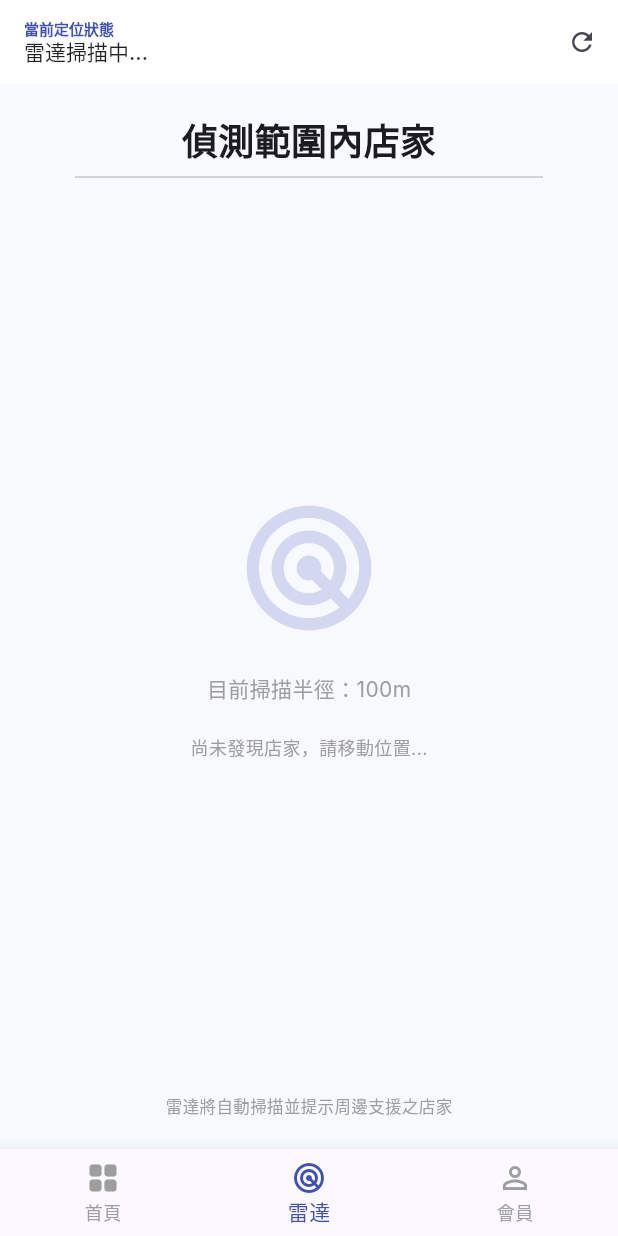
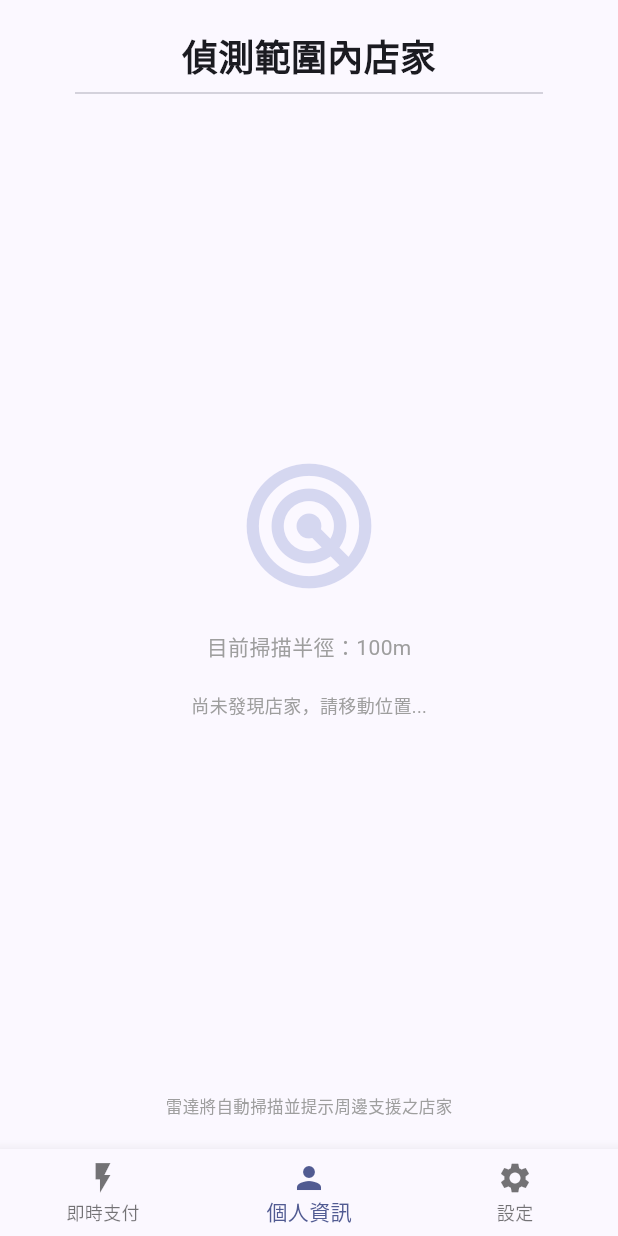
Before and after one commit to qwnn96386-lab/dekiru, a Flutter app: the screen it shows after launch, item 2 of the bottom bar chosen, on a phone screen of 412 x 824 dp. Run offline on Flutter 3.47's test engine with Material 3 defaults, Android fonts, the phone set to English and light mode, and no system bars; our stand-ins replace flutter_local_notifications, permission_handler, sqflite; missing offline and left inert: geofence_service; accounts and stored records are empty; Roboto replaces fonts that are missing (Inter).

Commit message:
Update main.dart

```diff
--- a/lib/main.dart
+++ b/lib/main.dart
@@ -4,110 +4,48 @@ import 'geofence_manager.dart';
 import 'screens/home_screen.dart';
 import 'screens/radar_screen.dart';
 import 'screens/settings_screen.dart';
-
 void main() async {
 WidgetsFlutterBinding.ensureInitialized();
+await [Permission.location, Permission.locationAlways, Permission.sensors].request();
+await GeofenceManager().init();
 runApp(const MyApp());
 }
-
 class MyApp extends StatelessWidget {
 const MyApp({super.key});
 @override
 Widget build(BuildContext context) {
 return MaterialApp(
-      title: '店家雷達',
-      theme: ThemeData(
-        fontFamily: 'Inter',
-        useMaterial3: true,
-        colorScheme: ColorScheme.fromSeed(seedColor: Colors.indigo),
-      ),
+debugShowCheckedModeBanner: false,
+theme: ThemeData(useMaterial3: true, colorSchemeSeed: Colors.indigo),
 home: const MainFrame(),
-      debugShowCheckedModeBanner: false,
 );
 }
 }
-
 class MainFrame extends StatefulWidget {
 const MainFrame({super.key});
 @override
 State<MainFrame> createState() => _MainFrameState();
 }
-
 class _MainFrameState extends State<MainFrame> {
-  final GeofenceManager _geo = GeofenceManager();
-  int _currentIndex = 0;
-
+final _geo = GeofenceManager();
+int _idx = 0;
 @override
 void initState() {
 super.initState();
-    _geo.onStatusUpdate = () {
-      if (mounted) setState(() {});
-    };
-    _initApp();
+_geo.onStatusUpdate = () => setState(() {});
 }
-
-  Future<void> _initApp() async {
-    try {
-      Map<Permission, PermissionStatus> statuses = await [
-        Permission.location,
-        Permission.notification,
-        Permission.activityRecognition,
-      ].request();
-
-      if (statuses[Permission.location]?.isGranted ?? false) {
-        await _geo.init();
-        await _geo.refreshFences();
-        if (mounted) {
-          setState(() { _geo.currentStatus = "雷達掃描中..."; });
-        }
-      } else {
-        if (mounted) {
-          setState(() { _geo.currentStatus = "請前往手機設定開啟定位權限"; });
-        }
-      }
-    } catch (e) {
-      if (mounted) {
-        setState(() { _geo.currentStatus = "啟動異常"; });
-      }
-    }
-  }
-
 @override
 Widget build(BuildContext context) {
-    // 修正：確保 RadarScreen 接收 geo 參數
-    final List<Widget> screens = [
-      HomeScreen(geo: _geo),
-      RadarScreen(geo: _geo),
-      const SettingsScreen(),
-    ];
-
+final pages = [HomeScreen(geo: _geo), RadarScreen(geo: _geo), const SettingsScreen()];
 return Scaffold(
-      backgroundColor: const Color(0xFFF8F9FD),
-      appBar: AppBar(
-        backgroundColor: Colors.white,
-        elevation: 0,
-        title: Column(
-          crossAxisAlignment: CrossAxisAlignment.start,
-          children: [
-            const Text("當前定位狀態", style: TextStyle(fontSize: 10, color: Colors.indigo, fontWeight: FontWeight.bold)),
-            Text(_geo.currentStatus, style: const TextStyle(fontSize: 14, color: Colors.black87, fontWeight: FontWeight.w500)),
-          ],
-        ),
-        actions: [
-          IconButton(icon: const Icon(Icons.refresh, size: 20), onPressed: () => _geo.refreshFences())
-        ],
-      ),
-      body: screens[_currentIndex],
+body: pages[_idx],
 bottomNavigationBar: BottomNavigationBar(
-        currentIndex: _currentIndex,
-        onTap: (index) => setState(() => _currentIndex = index),
-        selectedItemColor: Colors.indigo,
-        unselectedItemColor: Colors.grey,
-        type: BottomNavigationBarType.fixed,
+currentIndex: _idx,
+onTap: (i) => setState(() => _idx = i),
 items: const [
-          BottomNavigationBarItem(icon: Icon(Icons.grid_view_rounded), label: "首頁"),
-          BottomNavigationBarItem(icon: Icon(Icons.radar_outlined), label: "雷達"),
-          BottomNavigationBarItem(icon: Icon(Icons.person_outline), label: "會員"),
+BottomNavigationBarItem(icon: Icon(Icons.flash_on), label: "即時支付"),
+BottomNavigationBarItem(icon: Icon(Icons.person), label: "個人資訊"),
+BottomNavigationBarItem(icon: Icon(Icons.settings), label: "設定"),
 ],
 ),
 );
```
Lines whose indentation alone changed are shown as unchanged.
